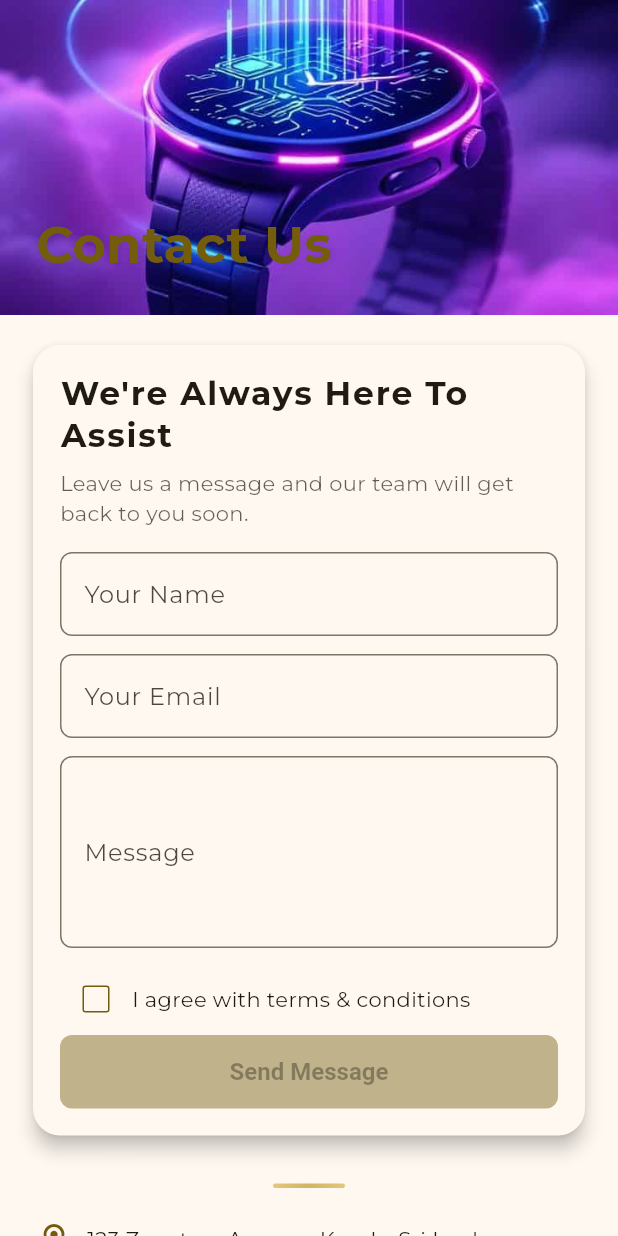
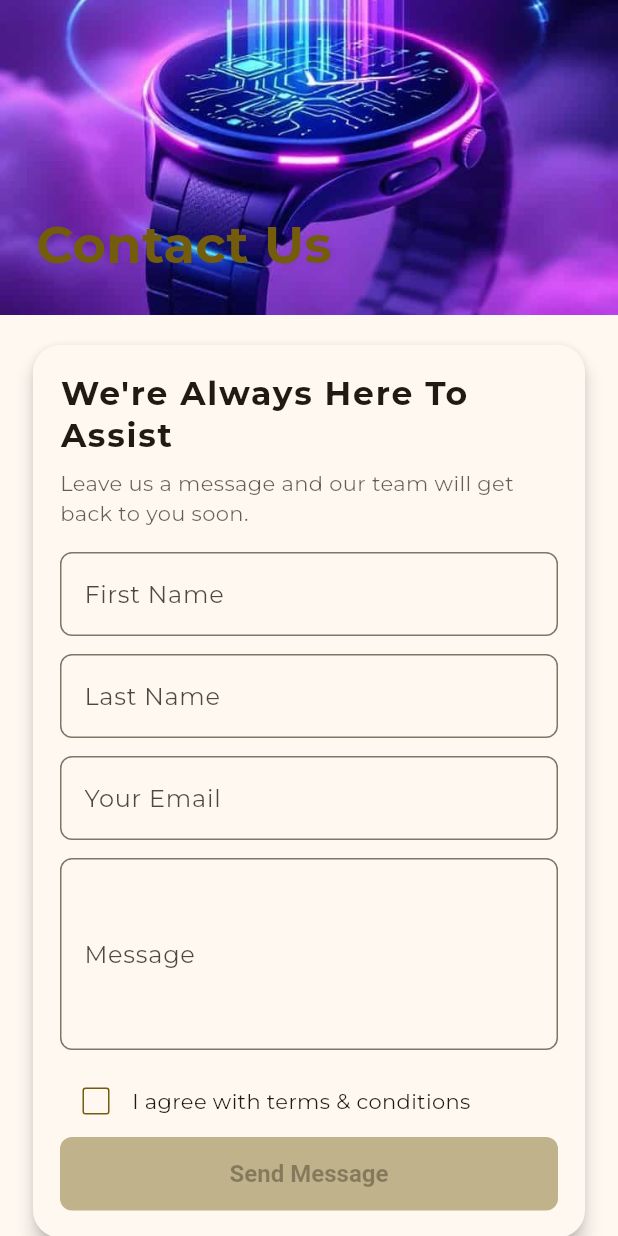
Before and after one commit to okithaeske/Ecommerce-Dart, a Flutter app: the ContactUsScreen screen opened directly, on a phone screen of 412 x 824 dp. Run offline on Flutter 3.47's test engine with Material 3 defaults, Android fonts, the phone set to English and light mode, and no system bars; our stand-ins replace battery_plus, connectivity_plus, geolocator, hive_flutter, permission_handler, sensors_plus and 4 more; missing offline and left inert: android_intent_plus, mobile_scanner, network_info_plus; accounts and stored records are empty.

```diff
--- a/lib/views/screens/contact_us_screen.dart
+++ b/lib/views/screens/contact_us_screen.dart
@@ -166,17 +166,22 @@ class ContactFormCard extends StatefulWidget {
 
 class _ContactFormCardState extends State<ContactFormCard> {
   final _formKey = GlobalKey<FormState>();
-  final _nameController = TextEditingController();
+  final _firstNameController = TextEditingController();
+  final _lastNameController = TextEditingController();
   final _emailController = TextEditingController();
+  final _subjectController = TextEditingController();
   final _messageController = TextEditingController();
 
+  bool _subscribeToNewsletter = false;
   bool _agreed = false;
   bool _isSubmitting = false;
 
   @override
   void dispose() {
-    _nameController.dispose();
+    _firstNameController.dispose();
+    _lastNameController.dispose();
     _emailController.dispose();
+    _subjectController.dispose();
     _messageController.dispose();
     super.dispose();
   }
@@ -190,9 +195,12 @@ class _ContactFormCardState extends State<ContactFormCard> {
 
     final uri = ApiConfig.contactEndpoint();
     final payload = jsonEncode({
-      'name': _nameController.text.trim(),
+      'first_name': _firstNameController.text.trim(),
+      'last_name': _lastNameController.text.trim(),
       'email': _emailController.text.trim(),
+      'subject': _subjectController.text.trim(),
       'message': _messageController.text.trim(),
+      'newsletter': _subscribeToNewsletter,
     });
 
     var errorMessage = '';
@@ -207,10 +215,15 @@ class _ContactFormCardState extends State<ContactFormCard> {
       if (response.statusCode >= 200 && response.statusCode < 300) {
         if (!mounted) return;
         _formKey.currentState!.reset();
-        _nameController.clear();
+        _firstNameController.clear();
+        _lastNameController.clear();
         _emailController.clear();
+        _subjectController.clear();
         _messageController.clear();
-        setState(() => _agreed = false);
+        setState(() {
+          _subscribeToNewsletter = false;
+          _agreed = false;
+        });
         ScaffoldMessenger.of(context).showSnackBar(
           const SnackBar(content: Text('Message sent successfully!')),
         );
@@ -258,9 +271,26 @@ class _ContactFormCardState extends State<ContactFormCard> {
     return null;
   }
 
-  String? _validateName(String? value) {
+  String? _validateFirstName(String? value) {
     if (value == null || value.trim().isEmpty) {
-      return 'Please enter your name';
+      return 'Please enter your first name';
+    }
+    return null;
+  }
+
+  String? _validateLastName(String? value) {
+    if (value == null || value.trim().isEmpty) {
+      return 'Please enter your last name';
+    }
+    return null;
+  }
+
+  String? _validateSubject(String? value) {
+    if (value == null || value.trim().isEmpty) {
+      return 'Please enter a subject';
+    }
+    if (value.trim().length < 3) {
+      return 'Subject should be at least 3 characters';
     }
     return null;
   }
@@ -320,9 +350,9 @@ class _ContactFormCardState extends State<ContactFormCard> {
                 ),
                 const SizedBox(height: 16),
                 TextFormField(
-                  controller: _nameController,
+                  controller: _firstNameController,
                   decoration: InputDecoration(
-                    labelText: "Your Name",
+                    labelText: "First Name",
                     labelStyle: TextStyle(
                       color: colorScheme.onSurface.withValues(alpha: 0.8),
                     ),
@@ -331,7 +361,22 @@ class _ContactFormCardState extends State<ContactFormCard> {
                     ),
                   ),
                   textInputAction: TextInputAction.next,
-                  validator: _validateName,
+                  validator: _validateFirstName,
+                ),
+                const SizedBox(height: 12),
+                TextFormField(
+                  controller: _lastNameController,
+                  decoration: InputDecoration(
+                    labelText: "Last Name",
+                    labelStyle: TextStyle(
+                      color: colorScheme.onSurface.withValues(alpha: 0.8),
+                    ),
+                    border: OutlineInputBorder(
+                      borderRadius: BorderRadius.circular(8),
+                    ),
+                  ),
+                  textInputAction: TextInputAction.next,
+                  validator: _validateLastName,
                 ),
                 const SizedBox(height: 12),
                 TextFormField(
```
Also changed, not shown: lib/services/auth_api.dart (+16 -8 lines), pubspec.yaml (+9 -2 lines), assets/images/app_icon.png (added), lib/utils/api_config.dart (line endings or trailing spaces), pubspec.lock.
